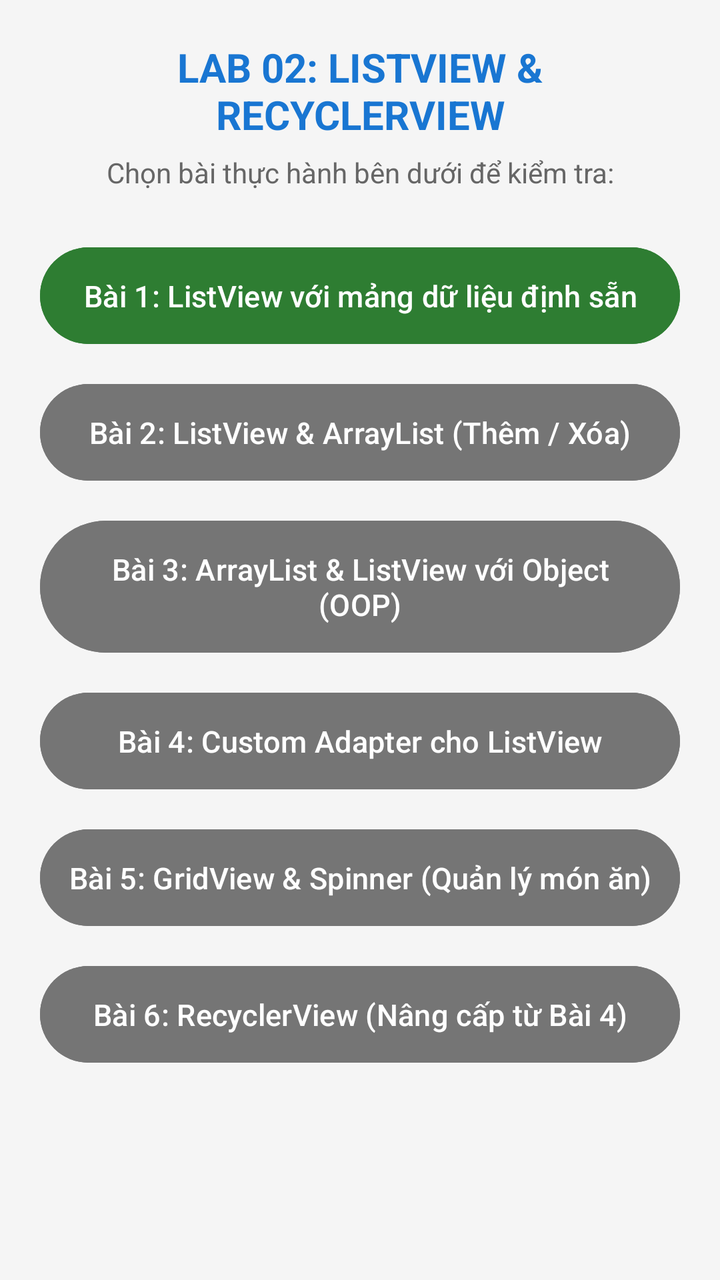
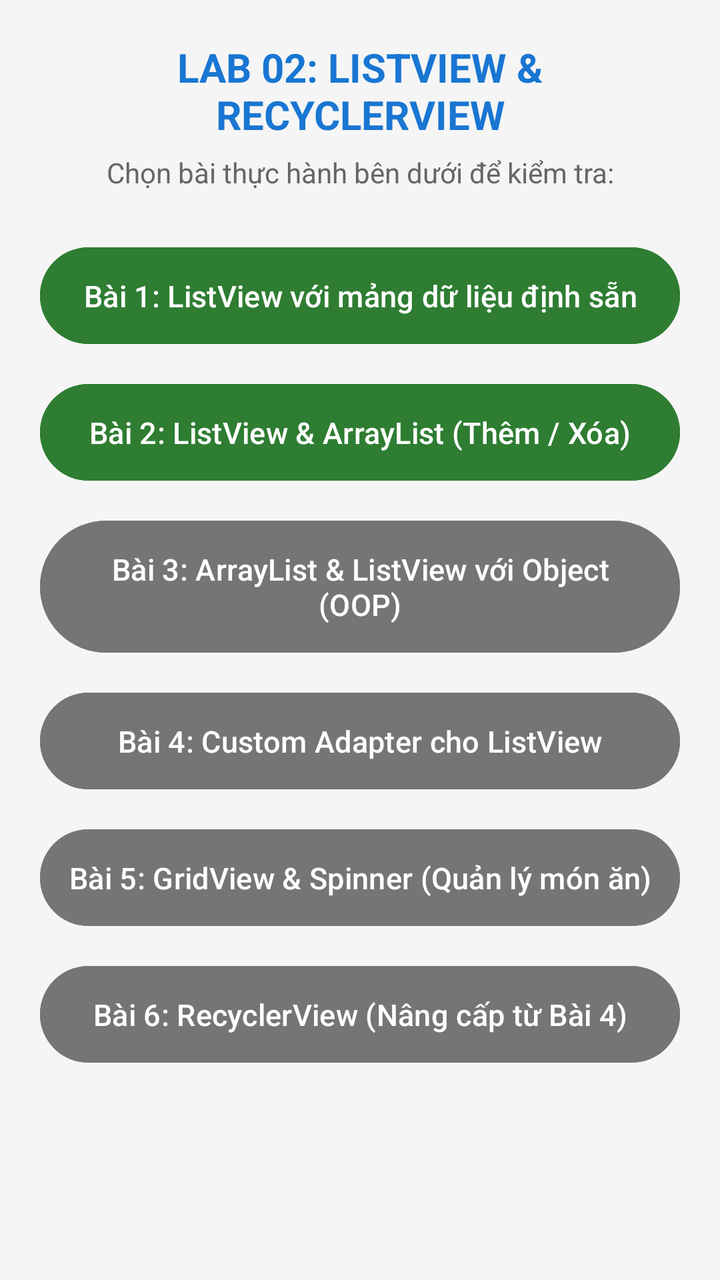

Two renders of the same Android screen: before a commit and after it. Below are the layout's source before the change and the commit's diff.
<!-- AndroidManifest.xml: application theme Theme.MyApplication -->
<!-- res/layout/activity_main.xml -->
<?xml version="1.0" encoding="utf-8"?>
<ScrollView xmlns:android="http://schemas.android.com/apk/res/android"
    xmlns:tools="http://schemas.android.com/tools"
    android:id="@+id/main"
    android:layout_width="match_parent"
    android:layout_height="match_parent"
    android:background="#F5F5F5"
    tools:context=".MainActivity">

    <LinearLayout
        android:layout_width="match_parent"
        android:layout_height="wrap_content"
        android:orientation="vertical"
        android:padding="20dp">

        <TextView
            android:layout_width="match_parent"
            android:layout_height="wrap_content"
            android:gravity="center"
            android:text="LAB 02: LISTVIEW &amp; RECYCLERVIEW"
            android:textColor="#1976D2"
            android:textSize="20sp"
            android:textStyle="bold" />

        <TextView
            android:layout_width="match_parent"
            android:layout_height="wrap_content"
            android:layout_marginTop="6dp"
            android:layout_marginBottom="24dp"
            android:gravity="center"
            android:text="Chọn bài thực hành bên dưới để kiểm tra:"
            android:textColor="#666666"
            android:textSize="14sp" />

        
        <Button
            android:id="@+id/btnCase01"
            android:layout_width="match_parent"
            android:layout_height="wrap_content"
            android:layout_marginBottom="12dp"
            android:backgroundTint="#2E7D32"
            android:padding="14dp"
            android:text="Bài 1: ListView với mảng dữ liệu định sẵn"
            android:textAllCaps="false"
            android:textSize="15sp" />

        
        <Button
            android:id="@+id/btnCase02"
            android:layout_width="match_parent"
            android:layout_height="wrap_content"
            android:layout_marginBottom="12dp"
            android:backgroundTint="#757575"
            android:padding="14dp"
            android:text="Bài 2: ListView &amp; ArrayList (Thêm / Xóa)"
            android:textAllCaps="false"
            android:textSize="15sp" />

        
        <Button
            android:id="@+id/btnCase03"
            android:layout_width="match_parent"
            android:layout_height="wrap_content"
            android:layout_marginBottom="12dp"
            android:backgroundTint="#757575"
            android:padding="14dp"
            android:text="Bài 3: ArrayList &amp; ListView với Object (OOP)"
            android:textAllCaps="false"
            android:textSize="15sp" />

        
        <Button
            android:id="@+id/btnCase04"
            android:layout_width="match_parent"
            android:layout_height="wrap_content"
            android:layout_marginBottom="12dp"
            android:backgroundTint="#757575"
            android:padding="14dp"
            android:text="Bài 4: Custom Adapter cho ListView"
            android:textAllCaps="false"
            android:textSize="15sp" />

        
        <Button
            android:id="@+id/btnCase05"
            android:layout_width="match_parent"
            android:layout_height="wrap_content"
            android:layout_marginBottom="12dp"
            android:backgroundTint="#757575"
            android:padding="14dp"
            android:text="Bài 5: GridView &amp; Spinner (Quản lý món ăn)"
            android:textAllCaps="false"
            android:textSize="15sp" />

        
        <Button
            android:id="@+id/btnCase06"
            android:layout_width="match_parent"
            android:layout_height="wrap_content"
            android:layout_marginBottom="12dp"
            android:backgroundTint="#757575"
            android:padding="14dp"
            android:text="Bài 6: RecyclerView (Nâng cấp từ Bài 4)"
            android:textAllCaps="false"
            android:textSize="15sp" />

    </LinearLayout>
</ScrollView>
<!-- resources referenced by this layout -->
<resources>
  <style name="Theme.MyApplication" parent="Base.Theme.MyApplication" />
  <style name="Base.Theme.MyApplication" parent="Theme.Material3.DayNight.NoActionBar">
          
          
      </style>
</resources>

<!-- the commit's change to res/layout/activity_main.xml (unified diff, before → after) -->
@@ -50,7 +50,7 @@
             android:layout_width="match_parent"
             android:layout_height="wrap_content"
             android:layout_marginBottom="12dp"
-            android:backgroundTint="#757575"
+            android:backgroundTint="#2E7D32"
             android:padding="14dp"
             android:text="Bài 2: ListView &amp; ArrayList (Thêm / Xóa)"
             android:textAllCaps="false"
